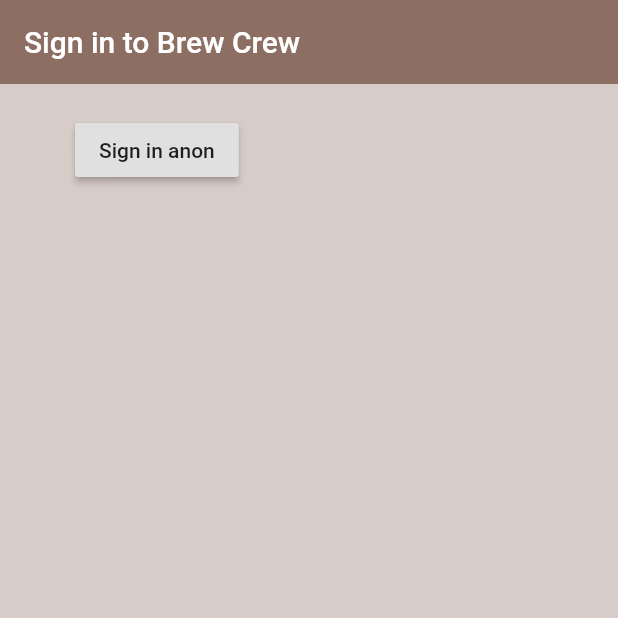
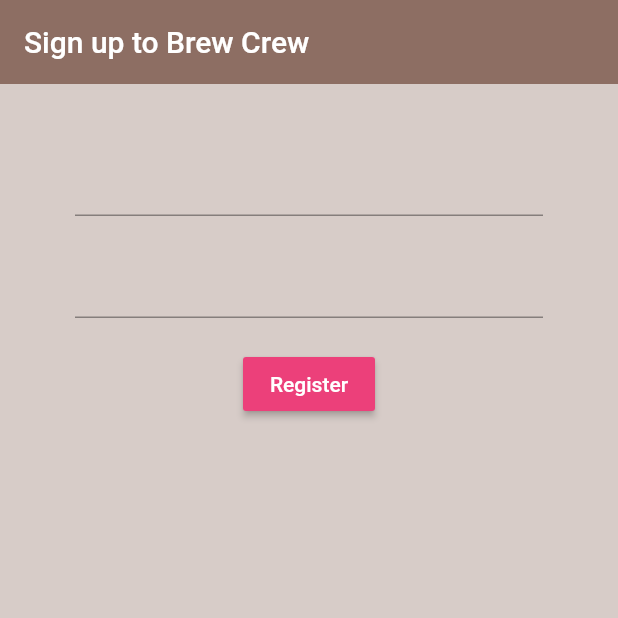
Before and after one commit to sai-myne/Firebase-Flutter, a Flutter app: the screen it shows after launch, on a phone screen of 412 x 824 dp, the top half of it. Run offline on Flutter 3.47's test engine with Material 2 defaults, Android fonts, the phone set to English and light mode, and no system bars; our stand-ins replace firebase_auth; accounts and stored records are empty.

Commit message:
Sign in & Register Form

```diff
--- a/lib/screens/authenticate/authenticate.dart
+++ b/lib/screens/authenticate/authenticate.dart
@@ -1,5 +1,6 @@
 import 'package:brew_crew/screens/authenticate/sign_in.dart';
 import 'package:flutter/material.dart';
+import 'package:brew_crew/screens/authenticate/register.dart';
 
 class Authenticate extends StatefulWidget {
   @override
@@ -10,7 +11,7 @@ class _AuthenticateState extends State<Authenticate> {
   @override
   Widget build(BuildContext context) {
     return Container(
-      child: SignIn(),
+      child: Register(),
     );
   }
 }
--- /dev/null
+++ b/lib/screens/authenticate/register.dart
@@ -0,0 +1,59 @@
+import 'package:brew_crew/services/auth.dart';
+import 'package:flutter/material.dart';
+
+class Register extends StatefulWidget {
+  @override
+  _RegisterState createState() => _RegisterState();
+}
+
+class _RegisterState extends State<Register> {
+  final AuthService _auth = AuthService();
+
+  // text field state
+  String email = '';
+  String password = '';
+
+  @override
+  Widget build(BuildContext context) {
+    return Scaffold(
+      backgroundColor: Colors.brown[100],
+      appBar: AppBar(
+        backgroundColor: Colors.brown[400],
+        elevation: 0.0,
+        title: Text('Sign up to Brew Crew'),
+      ),
+      body: Container(
+        padding: EdgeInsets.symmetric(vertical: 20.0, horizontal: 50.0),
+        child: Form(
+            child: Column(
+          children: <Widget>[
+            SizedBox(height: 20.0),
+            TextFormField(
+              onChanged: (val) {
+                setState(() => email = val);
+              },
+            ),
+            SizedBox(height: 20.0),
+            TextFormField(
+              obscureText: true,
+              onChanged: (val) {
+                setState(() => password = val);
+              },
+            ),
+            SizedBox(height: 20.0),
+            RaisedButton(
+                color: Colors.pink[400],
+                child: Text(
+                  'Register',
+                  style: TextStyle(color: Colors.white),
+                ),
+                onPressed: () async {
+                  print(email);
+                  print(password);
+                }),
+          ],
+        )),
+      ),
+    );
+  }
+}
```
